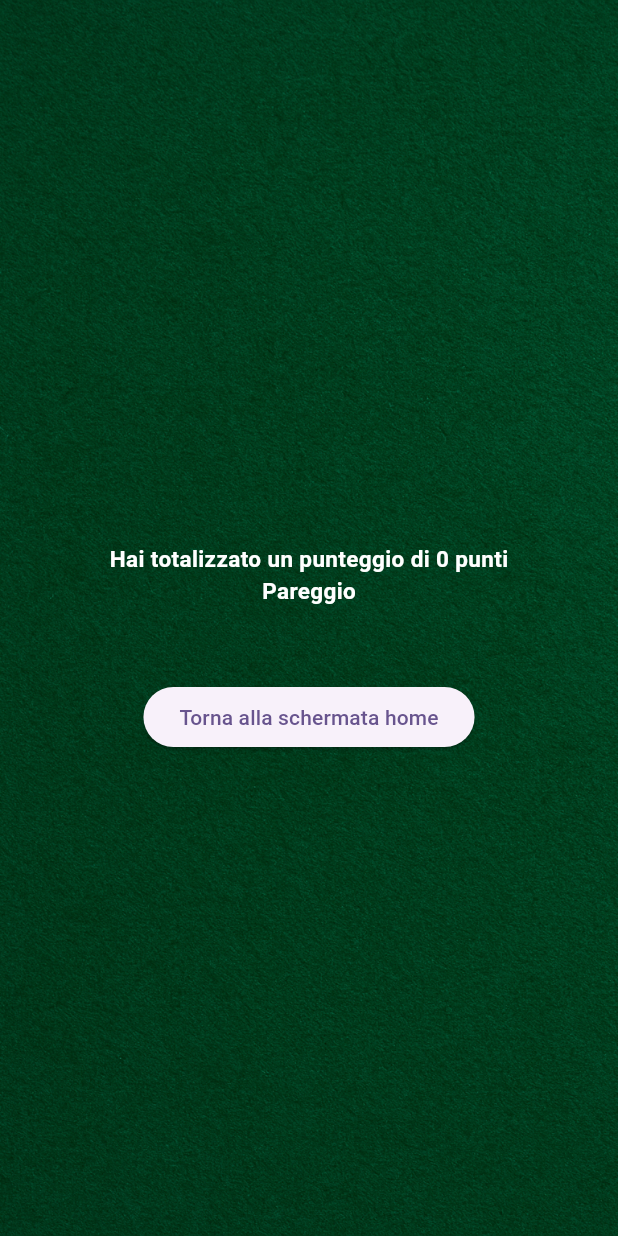
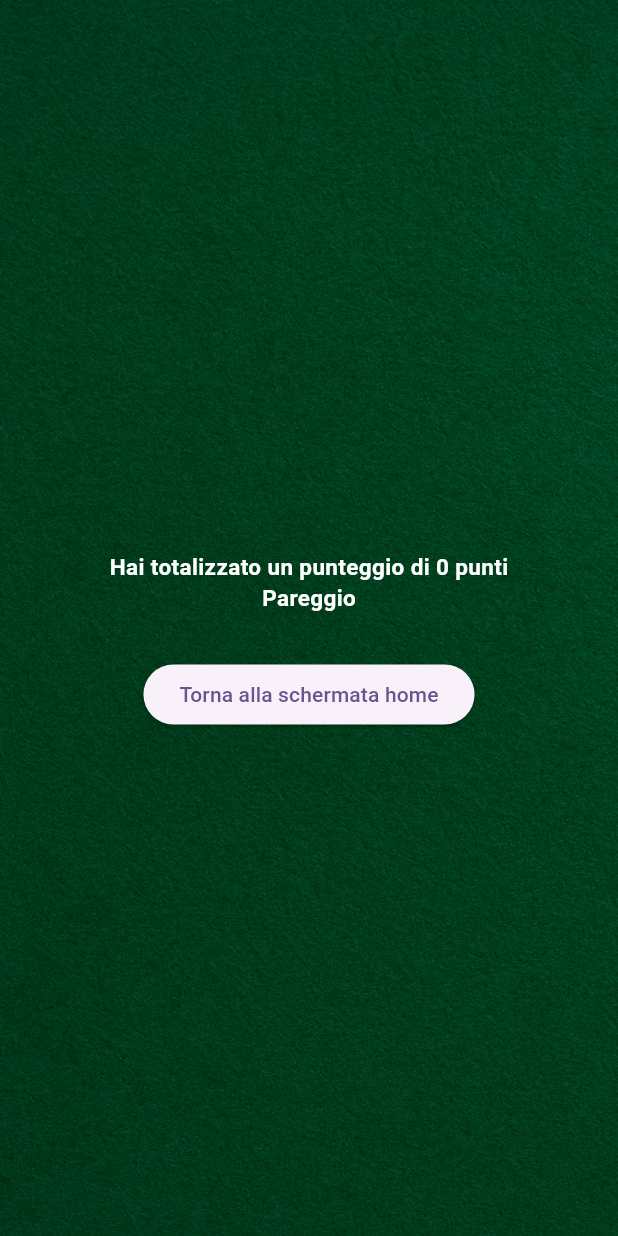
Before and after one commit to LeoF-07/Briscola, a Flutter app: the ResultsPage screen opened directly with empty values, after a tap on "Mostra i risultati", on a phone screen of 412 x 824 dp. Run offline on Flutter 3.47's test engine with Material 3 defaults, Android fonts, the phone set to English and light mode, and no system bars; network calls fail.

Commit message:
Pulizia codice

```diff
--- a/briscola/lib/results_page.dart
+++ b/briscola/lib/results_page.dart
@@ -69,6 +69,36 @@ class _ResultPageState extends State<ResultsPage> {
 
   @override
   Widget build(BuildContext context) {
+    List<Widget> rowsOfCards = [];
+
+    for (int i = 0; i < (myKeyCardsState.length / 6).ceil(); i++) {
+      List<Widget> cardsInARow = [];
+      for (int j = 0, cardIndex = i * 6; j < 6 && cardIndex < myKeyCardsState.length; j++, cardIndex++){
+        cardsInARow.add(
+          Padding(
+            padding: const EdgeInsets.all(5),
+            child: Column(
+                mainAxisAlignment: MainAxisAlignment.center,
+                children: [
+                  GameCard(key: myKeyCardsState[cardIndex],
+                      width: 50,
+                      height: 100
+                  ),
+                  Text("${punteggiMieCarte[cardIndex]}", style: stileIndicatore)
+                ]
+            )
+          )
+        );
+      }
+
+      rowsOfCards.add(
+          Row(
+            mainAxisAlignment: MainAxisAlignment.center,
+            children: cardsInARow,
+          )
+      );
+    }
+
     return Scaffold(
       body: Container(
         width: double.infinity,
@@ -82,27 +112,8 @@ class _ResultPageState extends State<ResultsPage> {
         child: Column(
           mainAxisAlignment: MainAxisAlignment.center,
           children: [
-            for (int i = 0; i < (myKeyCardsState.length / 6).ceil(); i++)
-              Row(
-                mainAxisAlignment: MainAxisAlignment.center,
-                children: [
-                  for (int j = 0; j < 6 && (i * 6 + j) < myKeyCardsState.length; j++)
-                    Padding(
-                      padding: const EdgeInsets.all(5),
-                      child: Column(
-                        mainAxisAlignment: MainAxisAlignment.center,
-                        children: [
-                          GameCard(key: myKeyCardsState[i * 6 + j],
-                            width: 50,
-                            height: 100
-                          ),
-                          Text("${punteggiMieCarte[i * 6 + j]}", style: stileIndicatore)
-                        ]
-                      )
-                    ),
-                  ],
-              ),
-            SizedBox(height: 40,),
+            ...rowsOfCards,
+            SizedBox(height: 30),
             !show ?
               ElevatedButton(onPressed: showResults, child: Text("Mostra i risultati")) :
               Column(
@@ -114,7 +125,7 @@ class _ResultPageState extends State<ResultsPage> {
                     (widget.decodedServerMessage['result'] == 'you lost') ?
                       Text("Hai perso", style: stileIndicatore) :
                       Text("Pareggio", style: stileIndicatore),
-                  SizedBox(height: 50),
+                  SizedBox(height: 30),
                   ElevatedButton(onPressed: restart, child: Text("Torna alla schermata home"))
                 ]
               )
```
Also changed, not shown: briscola/lib/first_page.dart (+64 -59 lines).
